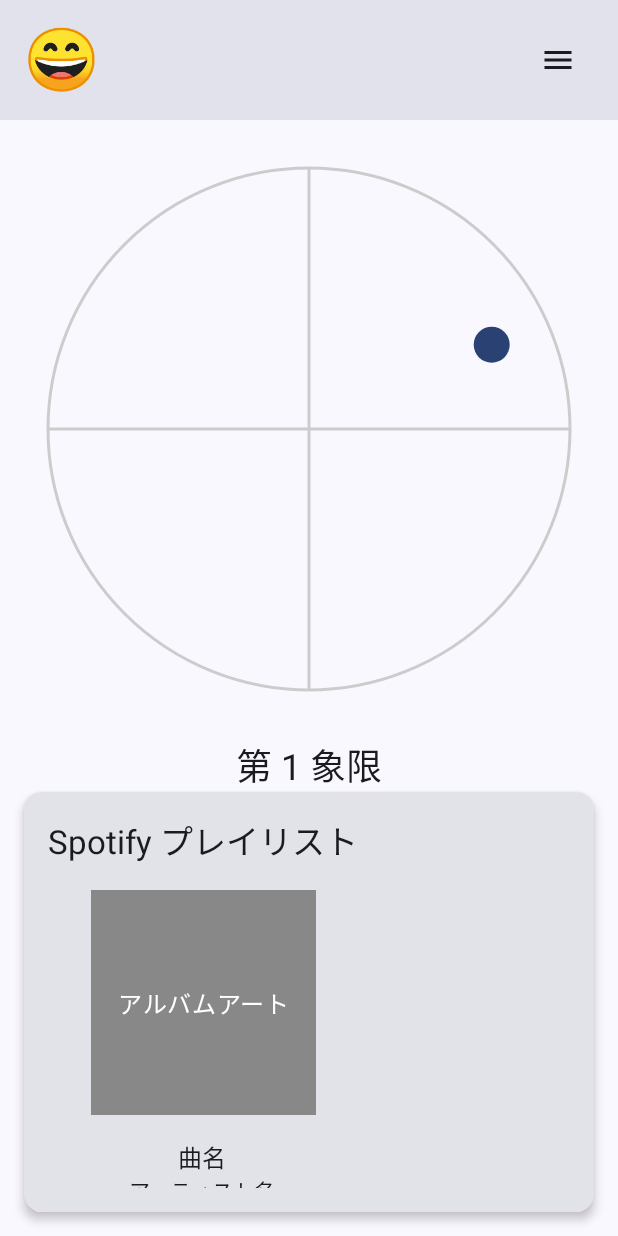
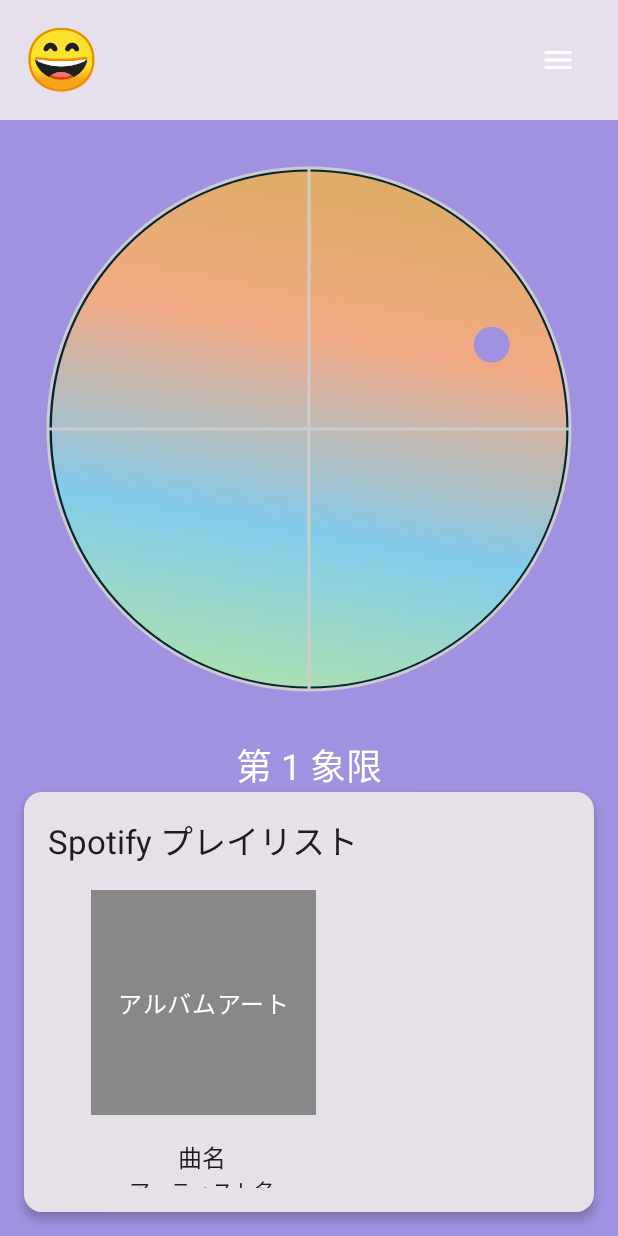
Before and after one commit to Tadachi274/MeloSync, an Android app built with Jetpack Compose: the screen it shows after launch (MainActivity), after a tap on an icon or button, on a phone screen of 412 x 824 dp. Run offline under Robolectric (Android 15) with nearby library versions, the phone set to English and light mode, and no system bars.

Commit message:
感情グラフのの背景を追加+グラデーションにしようとしてできず。

```diff
--- a/front_server/app/src/main/java/com/example/melosync/MainActivity.kt
+++ b/front_server/app/src/main/java/com/example/melosync/MainActivity.kt
@@ -15,6 +15,8 @@ import com.example.melosync.ui.theme.MeloSyncTheme
 import androidx.compose.material3.MaterialTheme
 import androidx.compose.material3.Surface
 import com.example.melosync.navigation.AppNavigation
+import com.example.melosync.ui.theme.AppBackground
+
 //import com.example.melosync.ui.theme.SpotifyEmotionAppTheme
 
 class MainActivity : ComponentActivity() {
@@ -23,6 +25,9 @@ class MainActivity : ComponentActivity() {
         enableEdgeToEdge()
         setContent {
             MeloSyncTheme {
+                AppBackground {
+
+
                     Surface(
                         modifier = Modifier.fillMaxSize(),
                         color = MaterialTheme.colorScheme.background
@@ -36,6 +41,7 @@ class MainActivity : ComponentActivity() {
 //                        modifier = Modifier.padding(innerPadding)
 //                    )
 //                }
+                }
             }
         }
     }
--- a/front_server/app/src/main/java/com/example/melosync/ui/main/MainScreen.kt
+++ b/front_server/app/src/main/java/com/example/melosync/ui/main/MainScreen.kt
@@ -27,6 +27,11 @@ import com.example.melosync.data.Emotion
 import kotlin.math.roundToInt
 import com.example.melosync.R
 import androidx.compose.ui.res.imageResource
+import androidx.compose.ui.graphics.ImageBitmap
+import androidx.compose.ui.graphics.Path
+import androidx.compose.ui.geometry.Rect
+import androidx.compose.ui.unit.IntSize
+import androidx.compose.ui.graphics.drawscope.clipPath
 
 @Composable
 fun MainScreen(
@@ -45,6 +50,7 @@ fun MainScreen(
     val currentQuadrant by viewModel.currentQuadrant.collectAsStateWithLifecycle()
 
     Scaffold(
+        containerColor = Color.Transparent,
         topBar = {
             TopBarWithEmotion(
                 emotion = emotion,
@@ -147,6 +153,7 @@ fun EmotionGraph(
     onCoordinateChange: (offset: Offset, canvasSizePx: Float, radiusPx: Float) -> Unit
 ) {
     val primaryColor = MaterialTheme.colorScheme.primary
+    val imageBitmap = ImageBitmap.imageResource(id = R.drawable.feeling)
     Box(
         modifier = Modifier
             .fillMaxWidth()
@@ -173,7 +180,22 @@ fun EmotionGraph(
 
             val center = this.center
             val radius = size.minDimension / 2f
-
+            val circlePath = Path().apply {
+                addOval(Rect(center = center, radius = radius))
+            }
+            clipPath(circlePath) {
+                drawImage(
+                    image = imageBitmap,
+                    dstSize = IntSize(
+                        (radius * 2).roundToInt(),
+                        (radius * 2).roundToInt()
+                    ),
+                    dstOffset = IntOffset(
+                        (center.x - radius).roundToInt(),
+                        (center.y - radius).roundToInt()
+                    )
+                )
+            }
             // 円を描画
             drawCircle(
                 color = Color.LightGray,
--- a/front_server/app/src/main/java/com/example/melosync/ui/theme/Color.kt
+++ b/front_server/app/src/main/java/com/example/melosync/ui/theme/Color.kt
@@ -1,6 +1,7 @@
 package com.example.melosync.ui.theme
 
 import androidx.compose.ui.graphics.Color
+import androidx.compose.ui.graphics.Brush
 
 val Purple80 = Color(0xFFD0BCFF)
 val PurpleGrey80 = Color(0xFFCCC2DC)
@@ -9,3 +10,24 @@ val Pink80 = Color(0xFFEFB8C8)
 val Purple40 = Color(0xFF6650a4)
 val PurpleGrey40 = Color(0xFF625b71)
 val Pink40 = Color(0xFF7D5260)
+
+val AppPurple = Color(0xFFA092E1)
+val AppCyan = Color(0xFF86D8D5)
+val AppPink = Color(0xFFE8A9BE)
+val AppBackground = Color(0xFFA092E1)
+val AppDarkBackground = Color(0xFFA092E1)
+
+val AppBackgroundBrush = Brush.verticalGradient(
+    colors = listOf(
+        Color(0xFFE8A9BE), // AppPink
+        Color(0xFFA092E1), // AppPurple
+        Color(0xFF86D8D5)  // AppCyan
+    )
+)
+
+val AppDarkBackgroundBrush = Brush.verticalGradient(
+    colors = listOf(
+        Color(0xFF211A16), // 温かみのあるダークブラウン
+        Color(0xFF1A1C20)  // チャコールグレー
+    )
+)
--- a/front_server/app/src/main/java/com/example/melosync/ui/theme/Theme.kt
+++ b/front_server/app/src/main/java/com/example/melosync/ui/theme/Theme.kt
@@ -10,34 +10,45 @@ import androidx.compose.material3.dynamicLightColorScheme
 import androidx.compose.material3.lightColorScheme
 import androidx.compose.runtime.Composable
 import androidx.compose.ui.platform.LocalContext
+import androidx.compose.ui.graphics.Color
+import androidx.compose.foundation.background
+import androidx.compose.foundation.layout.Box
+import androidx.compose.foundation.layout.fillMaxSize
+import androidx.compose.ui.Modifier
 
 private val DarkColorScheme = darkColorScheme(
-    primary = Purple80,
-    secondary = PurpleGrey80,
-    tertiary = Pink80
+    primary = AppPurple,
+    secondary = AppCyan,
+    tertiary = AppPink,
+    background = AppDarkBackground,
+    surface = AppDarkBackground,
+    // on系カラー（テキストやアイコンの色）も定義すると、より見やすくなります
+    onPrimary = Color.Black,
+    onSecondary = Color.Black,
+    onTertiary = Color.Black,
+    onBackground = Color(0xFFE6E1E5),
+    onSurface = Color(0xFFE6E1E5),
 )
 
 private val LightColorScheme = lightColorScheme(
-    primary = Purple40,
-    secondary = PurpleGrey40,
-    tertiary = Pink40
-
-    /* Other default colors to override
-    background = Color(0xFFFFFBFE),
-    surface = Color(0xFFFFFBFE),
+    primary = AppPurple,
+    secondary = AppCyan,
+    tertiary = AppPink,
+    background = AppBackground,
+    surface = AppBackground,
+    // on系カラー
     onPrimary = Color.White,
     onSecondary = Color.White,
     onTertiary = Color.White,
     onBackground = Color(0xFF1C1B1F),
     onSurface = Color(0xFF1C1B1F),
-    */
 )
 
 @Composable
 fun MeloSyncTheme(
     darkTheme: Boolean = isSystemInDarkTheme(),
     // Dynamic color is available on Android 12+
-    dynamicColor: Boolean = true,
+    dynamicColor: Boolean = false,
     content: @Composable () -> Unit
 ) {
     val colorScheme = when {
@@ -56,3 +67,20 @@ fun MeloSyncTheme(
         content = content
     )
 }
+
+@Composable
+fun AppBackground(
+    darkTheme: Boolean = isSystemInDarkTheme(),
+    content: @Composable () -> Unit
+) {
+    // 現在のテーマに合わせたグラデーションを選択
+    val brush = if (darkTheme) AppDarkBackgroundBrush else AppBackgroundBrush
+
+    Box(
+        modifier = Modifier
+            .fillMaxSize()
+            .background(brush) // ✅ ここでBrushを背景として適用
+    ) {
+        content()
+    }
+}
```
Lines whose indentation alone changed are shown as unchanged.
